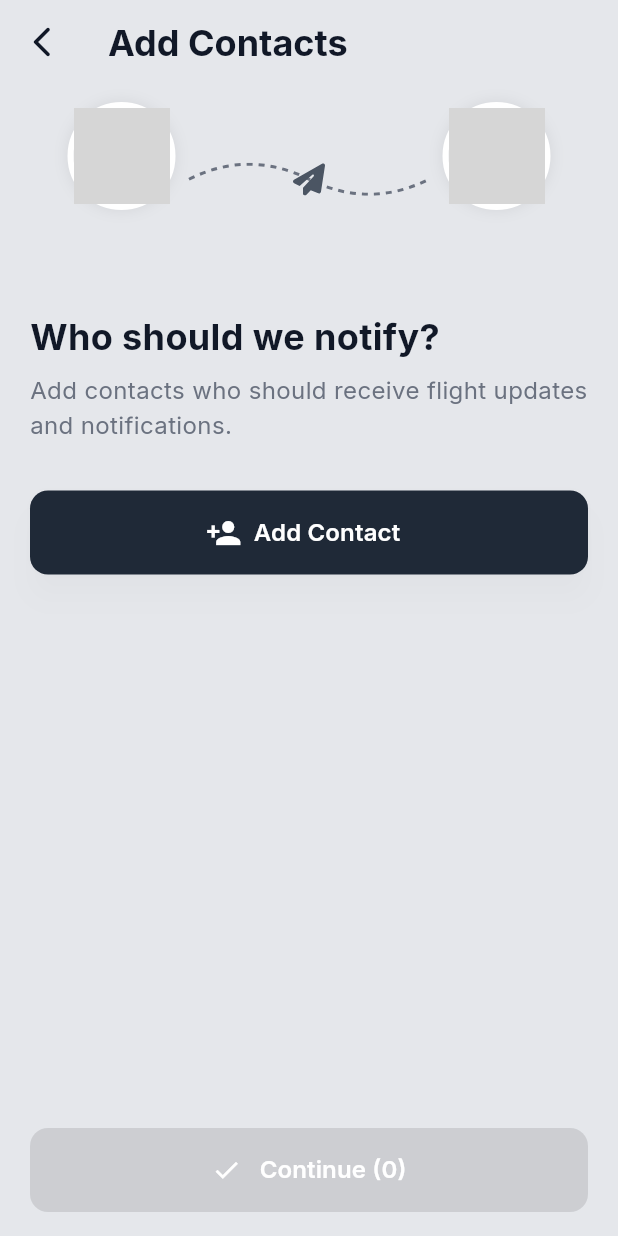
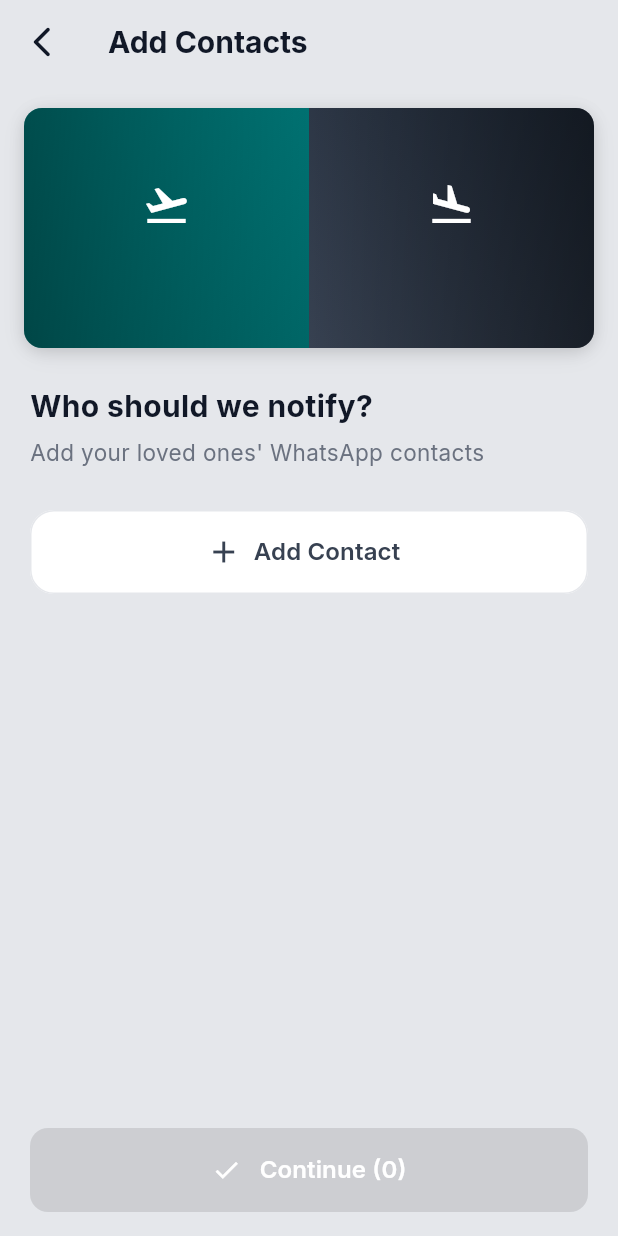
Before and after one commit to asifsheikh/Volo, a Flutter app: the AddContactsScreen screen opened directly with empty values, on a phone screen of 412 x 824 dp. Run offline on Flutter 3.47's test engine with Material 3 defaults, Android fonts, the light colour scheme and no system bars; our stand-ins replace cloud_firestore, file_picker, firebase_ai, firebase_auth, firebase_core, firebase_remote_config and 9 more; missing offline and left inert: firebase_app_check; accounts and stored records are empty; grey boxes are pictures that could not be loaded.

Commit message:
Improve add contacts screen UI and fix layout issues
- Redesign journey banner with dramatic split layout (50/50 city thumbnails)
- Remove connection line and 'Your Journey' title for cleaner look
- Increase banner height to 160px for better city identification
- Add fallback handling for failed thumbnail images with gradient backgrounds
- Remove card padding to use full width/height for thumbnails
- Update copy: 'Add your loved ones' WhatsApp contacts'
- Reduce font sizes for better visual hierarchy (20px for titles)
- Fix Stack layout overflow in confirmation screen
- Add proper width calculation and clip behavior for contact avatars

```diff
--- a/lib/features/add_contacts/screens/add_contacts_screen.dart
+++ b/lib/features/add_contacts/screens/add_contacts_screen.dart
@@ -164,7 +164,7 @@ class _AddContactsScreenState extends State<AddContactsScreen> {
           style: TextStyle(
             fontFamily: 'Inter',
             fontWeight: FontWeight.w700,
-            fontSize: 24,
+            fontSize: 20,
             color: Color(0xFF111827),
           ),
         ),
@@ -177,9 +177,20 @@ class _AddContactsScreenState extends State<AddContactsScreen> {
               child: SingleChildScrollView(
                 child: Column(
                   children: [
-                    // Banner
-                    Padding(
-                      padding: const EdgeInsets.symmetric(horizontal: 16, vertical: 12),
+                    // Journey Banner Card
+                    Container(
+                      margin: const EdgeInsets.all(16),
+                      decoration: BoxDecoration(
+                        color: Colors.white,
+                        borderRadius: BorderRadius.circular(16),
+                        boxShadow: [
+                          BoxShadow(
+                            color: Colors.black.withOpacity(0.08),
+                            blurRadius: 12,
+                            offset: const Offset(0, 4),
+                          ),
+                        ],
+                      ),
                       child: CityConnectionHeader(
                         fromCity: args.departureCity,
                         fromThumbnail: args.departureThumbnail,
@@ -194,7 +205,7 @@ class _AddContactsScreenState extends State<AddContactsScreen> {
                       child: Column(
                         crossAxisAlignment: CrossAxisAlignment.start,
                         children: [
-                          const SizedBox(height: 24),
+                          const SizedBox(height: 8),
 
                           // Title
                           const Text(
@@ -202,23 +213,24 @@ class _AddContactsScreenState extends State<AddContactsScreen> {
                             style: TextStyle(
                               fontFamily: 'Inter',
                               fontWeight: FontWeight.w700,
-                              fontSize: 24,
+                              fontSize: 20,
                               color: Color(0xFF111827),
                             ),
                           ),
-                          const SizedBox(height: 8),
+                          const SizedBox(height: 6),
 
                           // Subtitle
                           const Text(
-                            'Add contacts who should receive flight updates and notifications.',
+                            'Add your loved ones\' WhatsApp contacts',
                             style: TextStyle(
                               fontFamily: 'Inter',
                               fontWeight: FontWeight.w400,
-                              fontSize: 16,
+                              fontSize: 15,
                               color: Color(0xFF6B7280),
+                              height: 1.4,
                             ),
                           ),
-                          const SizedBox(height: 32),
+                          const SizedBox(height: 28),
 
                           // Add Contact Button
                           SizedBox(
@@ -226,27 +238,28 @@ class _AddContactsScreenState extends State<AddContactsScreen> {
                             height: 56,
                             child: ElevatedButton.icon(
                               onPressed: _pickContact,
-                              icon: const Icon(Icons.person_add, color: Colors.white, size: 24),
+                              icon: const Icon(Icons.add, color: Color(0xFF374151), size: 24),
                               label: const Text(
                                 'Add Contact',
                                 style: TextStyle(
                                   fontFamily: 'Inter',
                                   fontWeight: FontWeight.w600,
                                   fontSize: 16,
-                                  color: Colors.white,
+                                  color: Color(0xFF374151),
                                 ),
                               ),
                               style: ElevatedButton.styleFrom(
-                                backgroundColor: const Color(0xFF1F2937),
+                                backgroundColor: Colors.white,
+                                side: const BorderSide(color: Color(0xFFE5E7EB), width: 1),
                                 shape: RoundedRectangleBorder(
-                                  borderRadius: BorderRadius.circular(12),
+                                  borderRadius: BorderRadius.circular(16),
                                 ),
-                                elevation: 8,
-                                shadowColor: Colors.black.withOpacity(0.1),
+                                elevation: 0,
+                                shadowColor: Colors.transparent,
                               ),
                             ),
                           ),
-                          const SizedBox(height: 32),
+                          const SizedBox(height: 28),
 
                           // Selected Contacts List
                           if (_selectedContacts.isNotEmpty) ...[
--- a/lib/screens/home/city_connection_header.dart
+++ b/lib/screens/home/city_connection_header.dart
@@ -1,5 +1,4 @@
 import 'package:flutter/material.dart';
-import 'package:flutter_svg/flutter_svg.dart';
 
 class CityConnectionHeader extends StatelessWidget {
   final String fromCity;
@@ -15,84 +14,191 @@ class CityConnectionHeader extends StatelessWidget {
     required this.toThumbnail,
   }) : super(key: key);
 
-  static const String _wavyLineSvg = '''
-<svg width="162" height="22" viewBox="0 0 162 22" fill="none" xmlns="http://www.w3.org/2000/svg">
-<path d="M1 11C27.6667 -2.33333 54.3333 -2.33333 81 11C107.667 24.3333 134.333 24.3333 161 11" stroke="#6B7280" stroke-width="2" stroke-dasharray="4 4"/>
-</svg>
-''';
-
-  static const String _planeSvg = '''
-<svg width="22" height="22" viewBox="0 0 22 22" fill="none" xmlns="http://www.w3.org/2000/svg">
-<path d="M21.0949 0.699485C21.5161 0.991367 21.7371 1.49591 21.6579 2.00044L18.9892 19.3466C18.9267 19.751 18.6807 20.1054 18.3221 20.3056C17.9635 20.5057 17.534 20.5308 17.1545 20.3723L12.1675 18.3L9.31126 21.3897C8.94016 21.7942 8.35639 21.9276 7.84352 21.7275C7.33064 21.5273 6.99706 21.0311 6.99706 20.4807V16.9948C6.99706 16.828 7.0596 16.6696 7.17219 16.5487L14.1607 8.92221C14.4025 8.65952 14.3942 8.25505 14.144 8.00487C13.8938 7.75468 13.4893 7.738 13.2266 7.97568L4.7454 15.5104L1.06352 13.6674C0.621528 13.4464 0.337986 13.0044 0.325477 12.5124C0.312968 12.0203 0.571492 11.5617 0.996805 11.3156L19.6772 0.641109C20.1234 0.386755 20.6738 0.411773 21.0949 0.699485Z" fill="#4B5563"/>
-</svg>
-''';
-
   @override
   Widget build(BuildContext context) {
-    return Row(
-      mainAxisAlignment: MainAxisAlignment.center,
-      crossAxisAlignment: CrossAxisAlignment.center,
+    return Container(
+      height: 160,
+      decoration: BoxDecoration(
+        borderRadius: BorderRadius.circular(12),
+        boxShadow: [
+          BoxShadow(
+            color: Colors.black.withOpacity(0.1),
+            blurRadius: 8,
+            offset: const Offset(0, 2),
+          ),
+        ],
+      ),
+      child: Row(
         children: [
-        _CityThumbnail(city: fromCity, thumbnail: fromThumbnail),
-        const SizedBox(width: 8),
-        // Center the SVG line and plane vertically with the thumbnails
-        SizedBox(
-          width: 162,
-          height: 64, // Match the thumbnail diameter
-          child: Center(
+          // Departing City (Left 50%)
+          Expanded(
+            child: Container(
+              decoration: BoxDecoration(
+                borderRadius: const BorderRadius.only(
+                  topLeft: Radius.circular(12),
+                  bottomLeft: Radius.circular(12),
+                ),
+                gradient: LinearGradient(
+                  begin: Alignment.topLeft,
+                  end: Alignment.bottomRight,
+                  colors: [
+                    const Color(0xFF008080),
+                    const Color(0xFF006666),
+                  ],
+                ),
+              ),
               child: Stack(
-              alignment: Alignment.center,
                 children: [
-                SvgPicture.string(_wavyLineSvg),
-                SvgPicture.string(_planeSvg, width: 22, height: 22),
+                  // Background Image (if available)
+                  if (fromThumbnail.isNotEmpty)
+                    Container(
+                      decoration: BoxDecoration(
+                        borderRadius: const BorderRadius.only(
+                          topLeft: Radius.circular(12),
+                          bottomLeft: Radius.circular(12),
+                        ),
+                        image: DecorationImage(
+                          image: NetworkImage(fromThumbnail),
+                          fit: BoxFit.cover,
+                          onError: (exception, stackTrace) {
+                            // Image failed to load, fallback to gradient
+                          },
+                        ),
+                      ),
+                    ),
+
+                  // Gradient Overlay
+                  Container(
+                    decoration: BoxDecoration(
+                      borderRadius: const BorderRadius.only(
+                        topLeft: Radius.circular(12),
+                        bottomLeft: Radius.circular(12),
+                      ),
+                      gradient: LinearGradient(
+                        begin: Alignment.centerLeft,
+                        end: Alignment.centerRight,
+                        colors: [
+                          Colors.black.withOpacity(0.4),
+                          Colors.transparent,
                         ],
                       ),
                     ),
                   ),
-        const SizedBox(width: 8),
-        _CityThumbnail(city: toCity, thumbnail: toThumbnail),
+
+                  // Content
+                  Center(
+                    child: Column(
+                      mainAxisAlignment: MainAxisAlignment.center,
+                      children: [
+                        const Icon(
+                          Icons.flight_takeoff,
+                          color: Colors.white,
+                          size: 32,
+                        ),
+                        const SizedBox(height: 8),
+                        Text(
+                          fromCity,
+                          style: const TextStyle(
+                            color: Colors.white,
+                            fontSize: 16,
+                            fontWeight: FontWeight.w600,
+                            fontFamily: 'Inter',
+                          ),
+                          textAlign: TextAlign.center,
+                        ),
                       ],
+                    ),
+                  ),
+                ],
+              ),
+            ),
+          ),
+
+          // Arriving City (Right 50%)
+          Expanded(
+            child: Container(
+              decoration: BoxDecoration(
+                borderRadius: const BorderRadius.only(
+                  topRight: Radius.circular(12),
+                  bottomRight: Radius.circular(12),
+                ),
+                gradient: LinearGradient(
+                  begin: Alignment.topRight,
+                  end: Alignment.bottomLeft,
+                  colors: [
+                    const Color(0xFF1F2937),
+                    const Color(0xFF374151),
+                  ],
+                ),
+              ),
+              child: Stack(
+                children: [
+                  // Background Image (if available)
+                  if (toThumbnail.isNotEmpty)
+                    Container(
+                      decoration: BoxDecoration(
+                        borderRadius: const BorderRadius.only(
+                          topRight: Radius.circular(12),
+                          bottomRight: Radius.circular(12),
+                        ),
+                        image: DecorationImage(
+                          image: NetworkImage(toThumbnail),
+                          fit: BoxFit.cover,
+                          onError: (exception, stackTrace) {
+                            // Image failed to load, fallback to gradient
+                          },
+                        ),
+                      ),
+                    ),
+
+                  // Gradient Overlay
+                  Container(
+                    decoration: BoxDecoration(
+                      borderRadius: const BorderRadius.only(
+                        topRight: Radius.circular(12),
+                        bottomRight: Radius.circular(12),
+                      ),
+                      gradient: LinearGradient(
+                        begin: Alignment.centerRight,
+                        end: Alignment.centerLeft,
+                        colors: [
+                          Colors.black.withOpacity(0.4),
+                          Colors.transparent,
+                        ],
+                      ),
+                    ),
+                  ),
+
+                  // Content
+                  Center(
+                    child: Column(
+                      mainAxisAlignment: MainAxisAlignment.center,
+                      children: [
+                        const Icon(
+                          Icons.flight_land,
+                          color: Colors.white,
+                          size: 32,
+                        ),
+                        const SizedBox(height: 8),
+                        Text(
+                          toCity,
+                          style: const TextStyle(
+                            color: Colors.white,
+                            fontSize: 16,
+                            fontWeight: FontWeight.w600,
+                            fontFamily: 'Inter',
+                          ),
+                          textAlign: TextAlign.center,
+                        ),
+                      ],
+                    ),
+                  ),
+                ],
+              ),
+            ),
+          ),
+        ],
+      ),
     );
   }
 }
-
-class _CityThumbnail extends StatelessWidget {
-  final String city;
-  final String thumbnail;
-  const _CityThumbnail({required this.city, required this.thumbnail});
-
-  @override
-  Widget build(BuildContext context) {
-    return Column(
-      mainAxisSize: MainAxisSize.min,
-      children: [
-        Container(
-          decoration: BoxDecoration(
-            shape: BoxShape.circle,
-            border: Border.all(color: Colors.white, width: 4),
-            boxShadow: [
-              BoxShadow(
-                color: Colors.black.withOpacity(0.08),
-                blurRadius: 8,
-              ),
-            ],
-          ),
-          child: CircleAvatar(
-            radius: 32,
-            backgroundImage: NetworkImage(thumbnail),
-            backgroundColor: Colors.white,
-          ),
-        ),
-        const SizedBox(height: 8),
-        Text(
-          city,
-          style: const TextStyle(
-            fontSize: 16,
-            fontWeight: FontWeight.w600,
-            color: Color(0xFF374151),
-          ),
-        ),
-      ],
-    );
-  }
-}
--- a/lib/screens/home/confirmation_screen.dart
+++ b/lib/screens/home/confirmation_screen.dart
@@ -200,7 +200,9 @@ class ConfirmationScreen extends StatelessWidget {
                               // Overlapped contact avatars
                               SizedBox(
                                 height: 40,
+                                width: 40 + (contactNames.take(4).length - 1) * 6.0 + (contactNames.length > 4 ? 40 : 0),
                                 child: Stack(
+                                  clipBehavior: Clip.none,
                                   children: [
                                     // Show first 4 contacts with overlap
                                     ...contactNames.take(4).toList().asMap().entries.map((entry) {
```
Lines whose indentation alone changed are shown as unchanged.
